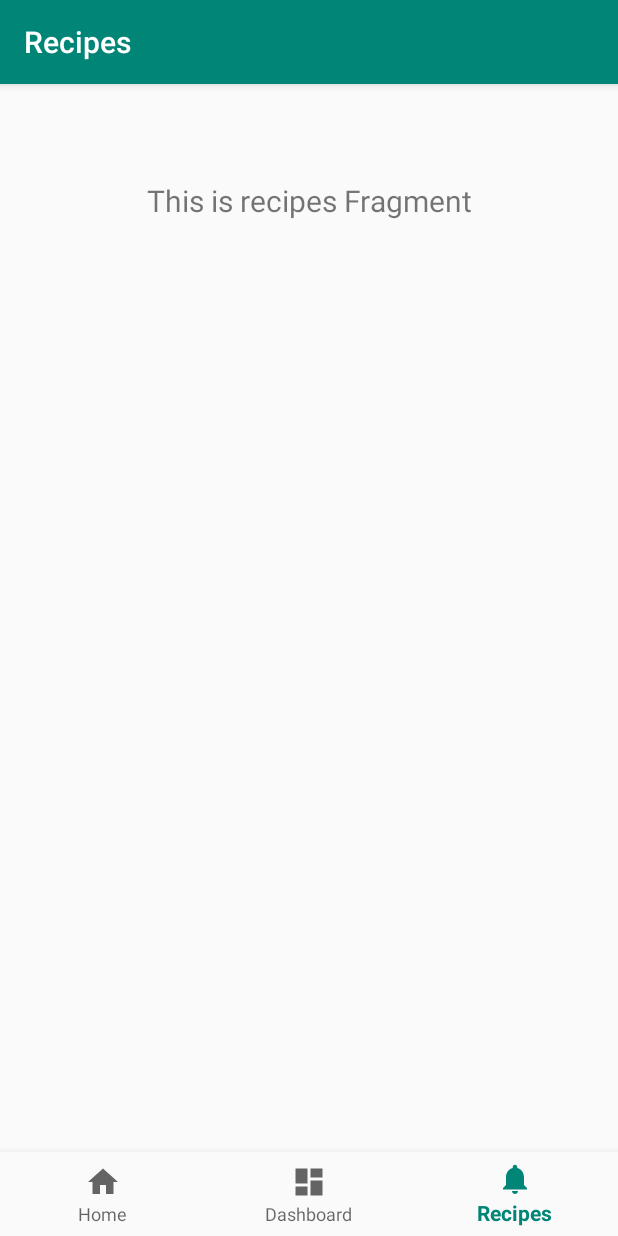
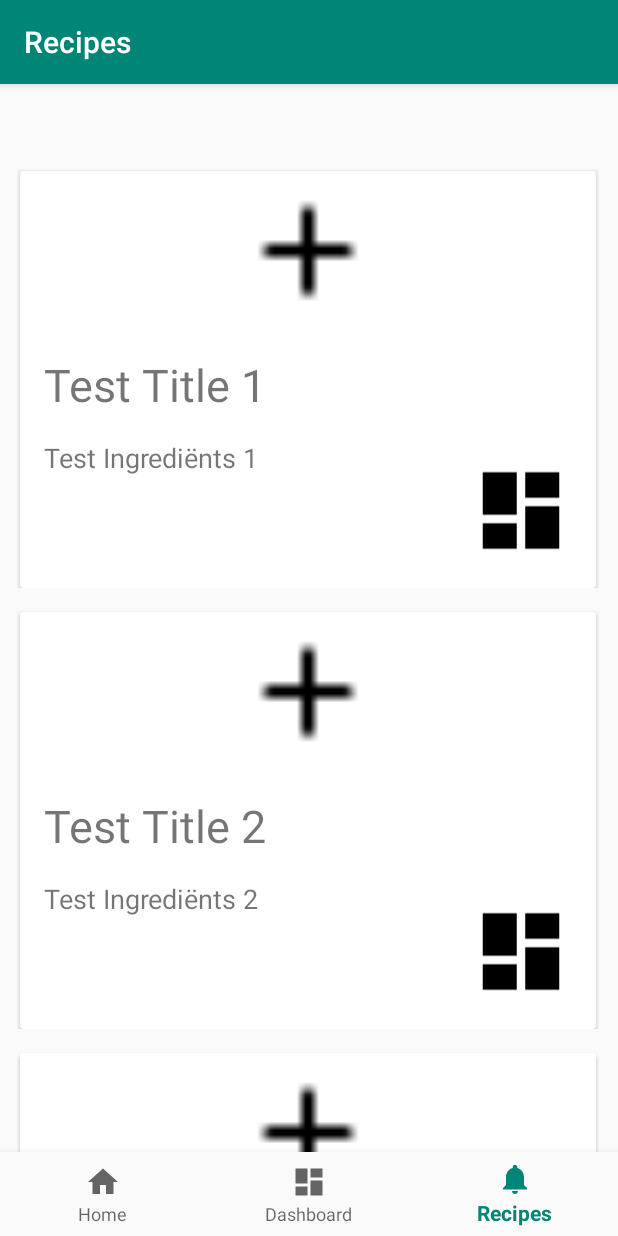
Before and after one commit to Jeffrieh/InHuis, an Android app: the RecipesFragment screen opened through its navigation route, on a phone screen of 412 x 824 dp. Run offline under Robolectric (Android 15) with nearby library versions, the phone set to English and light mode, and no system bars; our stand-ins replace navigation-ui.

Commit message:
Commit Recipes working adapter

```diff
--- a/app/src/main/java/com/example/inhuis/ui/recipes/RecipeAdapter.kt
+++ b/app/src/main/java/com/example/inhuis/ui/recipes/RecipeAdapter.kt
@@ -11,8 +11,6 @@ import kotlinx.android.synthetic.main.single_recipe.view.*
 
 class RecipeAdapter (private val recipes: List<Recipe>) :
     RecyclerView.Adapter<RecipeAdapter.ViewHolder>() {
-
-    lateinit var context: Context
 
     inner class ViewHolder(itemView: View) : RecyclerView.ViewHolder(itemView) {
         fun bind(recipe: Recipe) {
--- a/app/src/main/java/com/example/inhuis/ui/recipes/RecipesFragment.kt
+++ b/app/src/main/java/com/example/inhuis/ui/recipes/RecipesFragment.kt
@@ -8,11 +8,11 @@ import android.widget.TextView
 import androidx.fragment.app.Fragment
 import androidx.lifecycle.Observer
 import androidx.lifecycle.ViewModelProviders
-import androidx.recyclerview.widget.DividerItemDecoration
 import androidx.recyclerview.widget.LinearLayoutManager
 import androidx.recyclerview.widget.RecyclerView
 import com.example.inhuis.R
 import kotlinx.android.synthetic.main.fragment_recipes.*
+
 
 class RecipesFragment : Fragment() {
 
@@ -28,21 +28,21 @@ class RecipesFragment : Fragment() {
         recipesViewModel =
             ViewModelProviders.of(this).get(RecipesViewModel::class.java)
         val root = inflater.inflate(R.layout.fragment_recipes, container, false)
-        val textView: TextView = root.findViewById(R.id.text_recipes)
-        recipesViewModel.text.observe(viewLifecycleOwner, Observer {
-            textView.text = it
-        })
-        initViews()
-        return root
-    }
+//        val textView: TextView = root.findViewById(R.id.text_recipes)
+//        recipesViewModel.text.observe(viewLifecycleOwner, Observer {
+//            textView.text = it
+//        })
 
-    private fun initViews() {
-//        rvRecipes.layoutManager = LinearLayoutManager(this@, RecyclerView.VERTICAL, false)
-        rvRecipes.adapter = recipeAdapter
+        val recyclerViewRecipes: RecyclerView = root.findViewById(R.id.rvRecipes)
+        recyclerViewRecipes.layoutManager = LinearLayoutManager(activity)
+
+        recyclerViewRecipes.adapter = recipeAdapter
         // Populate the recipe list and notify the data set has changed.
         for (recipe in Recipe.RECIPES) {
             recipes.add(recipe)
         }
         recipeAdapter.notifyDataSetChanged()
+
+        return root
     }
 }
--- a/app/src/main/res/layout/activity_main.xml
+++ b/app/src/main/res/layout/activity_main.xml
@@ -1,19 +1,21 @@
 <?xml version="1.0" encoding="utf-8"?>
 <androidx.constraintlayout.widget.ConstraintLayout xmlns:android="http://schemas.android.com/apk/res/android"
     xmlns:app="http://schemas.android.com/apk/res-auto"
+    xmlns:tools="http://schemas.android.com/tools"
     android:id="@+id/container"
     android:layout_width="match_parent"
     android:layout_height="match_parent"
-    android:paddingTop="?attr/actionBarSize">
+    >
 
     <fragment
         android:id="@+id/nav_host_fragment"
         android:name="androidx.navigation.fragment.NavHostFragment"
-        android:layout_width="match_parent"
-        android:layout_height="match_parent"
+        android:layout_width="408dp"
+        android:layout_height="674dp"
+        android:background="#283592"
         app:defaultNavHost="true"
         app:layout_constraintBottom_toTopOf="@+id/nav_view"
-        app:layout_constraintHorizontal_bias="0.0"
+        app:layout_constraintHorizontal_bias="0.4"
         app:layout_constraintLeft_toLeftOf="parent"
         app:layout_constraintRight_toRightOf="parent"
         app:layout_constraintTop_toTopOf="parent"
--- a/app/src/main/res/layout/fragment_recipes.xml
+++ b/app/src/main/res/layout/fragment_recipes.xml
@@ -5,26 +5,16 @@
     android:layout_width="match_parent"
     android:layout_height="match_parent">
 
-    <TextView
-        android:id="@+id/text_recipes"
-        android:layout_width="match_parent"
-        android:layout_height="wrap_content"
-        android:layout_marginStart="8dp"
-        android:layout_marginTop="8dp"
-        android:layout_marginEnd="8dp"
-        android:textAlignment="center"
-        android:textSize="20sp"
-        app:layout_constraintEnd_toEndOf="parent"
-        app:layout_constraintStart_toStartOf="parent"
-        app:layout_constraintTop_toTopOf="parent" />
-
     <androidx.recyclerview.widget.RecyclerView
         android:id="@+id/rvRecipes"
         android:layout_width="388dp"
         android:layout_height="682dp"
+        android:layout_marginStart="16dp"
+        android:layout_marginTop="32dp"
+        android:layout_marginEnd="16dp"
+        android:layout_marginBottom="16dp"
         app:layout_constraintBottom_toBottomOf="parent"
         app:layout_constraintEnd_toEndOf="parent"
         app:layout_constraintStart_toStartOf="parent"
-        app:layout_constraintTop_toBottomOf="@+id/text_recipes"
-        app:layout_constraintVertical_bias="0.48000002" />
+        app:layout_constraintTop_toTopOf="parent" />
 </androidx.constraintlayout.widget.ConstraintLayout>
--- a/app/src/main/res/layout/single_recipe.xml
+++ b/app/src/main/res/layout/single_recipe.xml
@@ -1,16 +1,18 @@
 <?xml version="1.0" encoding="utf-8"?>
-<androidx.constraintlayout.widget.ConstraintLayout
-    xmlns:android="http://schemas.android.com/apk/res/android"
+<androidx.constraintlayout.widget.ConstraintLayout xmlns:android="http://schemas.android.com/apk/res/android"
     xmlns:app="http://schemas.android.com/apk/res-auto"
     xmlns:tools="http://schemas.android.com/tools"
     android:layout_width="match_parent"
-    android:layout_height="match_parent">
+    android:layout_height="wrap_content">
 
     <androidx.cardview.widget.CardView
         android:id="@+id/singleRecipeCard"
         android:layout_width="384dp"
         android:layout_height="278dp"
+        android:layout_marginStart="16dp"
         android:layout_marginTop="16dp"
+        android:layout_marginEnd="16dp"
+        app:layout_constraintBottom_toBottomOf="parent"
         app:layout_constraintEnd_toEndOf="parent"
         app:layout_constraintStart_toStartOf="parent"
         app:layout_constraintTop_toTopOf="parent">
```
